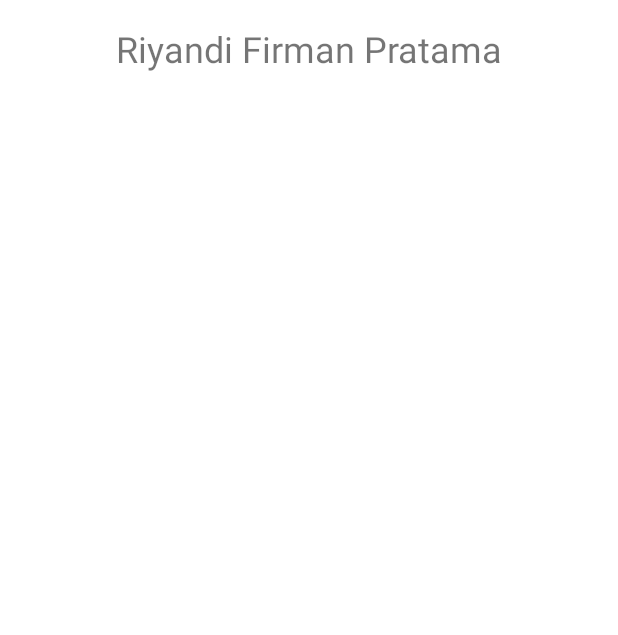
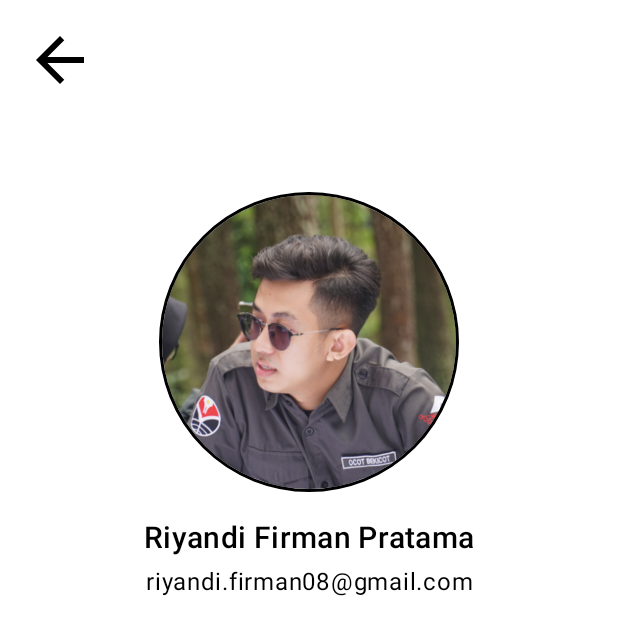
Before and after one commit to riyandifirman/my-valorant-agent-wiki, an Android app: the AboutPageActivity screen opened directly, with no data from a screen before it, on a phone screen of 412 x 824 dp. Shown: the top 635 px of the screen. Run offline under Robolectric (Android 15) with nearby library versions, the phone set to English and light mode, and no system bars; our stand-ins replace CircleImageView.

Commit message:
create about page layout

```diff
--- a/app/build.gradle
+++ b/app/build.gradle
@@ -38,6 +38,7 @@ dependencies {
     implementation 'androidx.appcompat:appcompat:1.6.1'
     implementation 'com.google.android.material:material:1.8.0'
     implementation 'androidx.constraintlayout:constraintlayout:2.1.4'
+    implementation 'de.hdodenhof:circleimageview:3.1.0'
     testImplementation 'junit:junit:4.13.2'
     androidTestImplementation 'androidx.test.ext:junit:1.1.5'
     androidTestImplementation 'androidx.test.espresso:espresso-core:3.5.1'
--- a/app/src/main/AndroidManifest.xml
+++ b/app/src/main/AndroidManifest.xml
@@ -15,7 +15,7 @@
             android:name=".DetailActivity"
             android:exported="false" />
         <activity
-            android:name=".AboutMeActivity"
+            android:name=".AboutPageActivity"
             android:exported="false"
             android:theme="@style/Theme.MyValorantAgentWiki.NoActionBar" />
         <activity
--- a/app/src/main/java/com/riyandifirman/myvalorantagentwiki/AboutMeActivity.kt
+++ b/app/src/main/java/com/riyandifirman/myvalorantagentwiki/AboutPageActivity.kt
@@ -3,9 +3,9 @@ package com.riyandifirman.myvalorantagentwiki
 import androidx.appcompat.app.AppCompatActivity
 import android.os.Bundle
 
-class AboutMeActivity : AppCompatActivity() {
+class AboutPageActivity : AppCompatActivity() {
     override fun onCreate(savedInstanceState: Bundle?) {
         super.onCreate(savedInstanceState)
-        setContentView(R.layout.activity_about_me)
+        setContentView(R.layout.activity_about_page)
     }
 }
--- a/app/src/main/java/com/riyandifirman/myvalorantagentwiki/MainActivity.kt
+++ b/app/src/main/java/com/riyandifirman/myvalorantagentwiki/MainActivity.kt
@@ -18,8 +18,8 @@ class MainActivity : AppCompatActivity() {
     }
 
     override fun onOptionsItemSelected(item: MenuItem): Boolean {
-        if (item.itemId == R.id.about_me) {
-            val intent = Intent(this, AboutMeActivity::class.java)
+        if (item.itemId == R.id.about_page) {
+            val intent = Intent(this, AboutPageActivity::class.java)
             startActivity(intent)
         }
         return super.onOptionsItemSelected(item)
--- /dev/null
+++ b/app/src/main/res/drawable/baseline_arrow_back_48.xml
@@ -0,0 +1,5 @@
+<vector android:autoMirrored="true" android:height="48dp"
+    android:tint="#000000" android:viewportHeight="24"
+    android:viewportWidth="24" android:width="48dp" xmlns:android="http://schemas.android.com/apk/res/android">
+    <path android:fillColor="@android:color/white" android:pathData="M20,11H7.83l5.59,-5.59L12,4l-8,8 8,8 1.41,-1.41L7.83,13H20v-2z"/>
+</vector>
--- a/app/src/main/res/layout/activity_about_me.xml
+++ /dev/null
@@ -1,20 +0,0 @@
-<?xml version="1.0" encoding="utf-8"?>
-<androidx.constraintlayout.widget.ConstraintLayout xmlns:android="http://schemas.android.com/apk/res/android"
-    xmlns:app="http://schemas.android.com/apk/res-auto"
-    xmlns:tools="http://schemas.android.com/tools"
-    android:layout_width="match_parent"
-    android:layout_height="match_parent"
-    tools:context=".AboutMeActivity">
-
-    <TextView
-        android:id="@+id/name"
-        android:layout_width="wrap_content"
-        android:layout_height="wrap_content"
-        android:layout_marginTop="16dp"
-        android:text="@string/name"
-        android:textSize="24sp"
-        app:layout_constraintEnd_toEndOf="parent"
-        app:layout_constraintStart_toStartOf="parent"
-        app:layout_constraintTop_toTopOf="parent" />
-
-</androidx.constraintlayout.widget.ConstraintLayout>
--- /dev/null
+++ b/app/src/main/res/layout/activity_about_page.xml
@@ -0,0 +1,52 @@
+<?xml version="1.0" encoding="utf-8"?>
+<androidx.constraintlayout.widget.ConstraintLayout xmlns:android="http://schemas.android.com/apk/res/android"
+    xmlns:app="http://schemas.android.com/apk/res-auto"
+    xmlns:tools="http://schemas.android.com/tools"
+    android:layout_width="match_parent"
+    android:layout_height="match_parent"
+    tools:context=".AboutPageActivity">
+
+    <ImageView
+        android:id="@+id/iv_back"
+        android:layout_width="wrap_content"
+        android:layout_height="wrap_content"
+        android:layout_marginStart="16dp"
+        android:layout_marginTop="16dp"
+        app:layout_constraintStart_toStartOf="parent"
+        app:layout_constraintTop_toTopOf="parent"
+        app:srcCompat="@drawable/baseline_arrow_back_48" />
+
+    <de.hdodenhof.circleimageview.CircleImageView
+        android:id="@+id/iv_profile"
+        android:layout_width="200dp"
+        android:layout_height="200dp"
+        android:layout_marginTop="64dp"
+        android:src="@drawable/ic_riyandi"
+        app:civ_border_color="#FF000000"
+        app:civ_border_width="2dp"
+        app:layout_constraintEnd_toEndOf="parent"
+        app:layout_constraintStart_toStartOf="parent"
+        app:layout_constraintTop_toBottomOf="@+id/iv_back" />
+
+    <TextView
+        android:id="@+id/tv_name"
+        android:layout_width="wrap_content"
+        android:layout_height="32dp"
+        android:layout_marginTop="16dp"
+        android:text="@string/name"
+        style="@style/Theme.TextHeadingPrimary"
+        app:layout_constraintEnd_toEndOf="parent"
+        app:layout_constraintStart_toStartOf="parent"
+        app:layout_constraintTop_toBottomOf="@+id/iv_profile" />
+
+    <TextView
+        android:id="@+id/tv_email"
+        style="@style/Theme.TextBody"
+        android:layout_width="wrap_content"
+        android:layout_height="32dp"
+        android:text="@string/email"
+        app:layout_constraintEnd_toEndOf="parent"
+        app:layout_constraintStart_toStartOf="parent"
+        app:layout_constraintTop_toBottomOf="@+id/tv_name" />
+
+</androidx.constraintlayout.widget.ConstraintLayout>
--- a/app/src/main/res/layout/activity_detail.xml
+++ b/app/src/main/res/layout/activity_detail.xml
@@ -4,4 +4,15 @@
     xmlns:tools="http://schemas.android.com/tools"
     android:layout_width="match_parent"
     android:layout_height="match_parent"
-    tools:context=".DetailActivity"/>
+    tools:context=".DetailActivity">
+
+    <ImageView
+        android:id="@+id/imageView3"
+        android:layout_width="wrap_content"
+        android:layout_height="wrap_content"
+        android:layout_marginStart="16dp"
+        android:layout_marginTop="16dp"
+        app:layout_constraintStart_toStartOf="parent"
+        app:layout_constraintTop_toTopOf="parent"
+        app:srcCompat="@drawable/baseline_arrow_back_48" />
+</androidx.constraintlayout.widget.ConstraintLayout>
--- a/app/src/main/res/menu/about_me.xml
+++ b/app/src/main/res/menu/about_me.xml
@@ -3,8 +3,8 @@
     xmlns:android="http://schemas.android.com/apk/res/android">
 
     <item
-        android:id="@+id/about_me"
+        android:id="@+id/about_page"
         android:icon="@drawable/ic_about_me"
-        android:title="@string/about_me"
+        android:title="@string/about_page"
         app:showAsAction="always" />
 </menu>
--- a/app/src/main/res/values/strings.xml
+++ b/app/src/main/res/values/strings.xml
@@ -1,5 +1,6 @@
 <resources>
     <string name="app_name">Valorant Agent Wiki</string>
-    <string name="about_me">About Me</string>
+    <string name="about_page">About Page</string>
     <string name="name">Riyandi Firman Pratama</string>
+    <string name="email">riyandi.firman08@gmail.com</string>
 </resources>
--- a/app/src/main/res/values/themes.xml
+++ b/app/src/main/res/values/themes.xml
@@ -32,4 +32,13 @@
         <item name="windowActionBar">false</item>
         <item name="windowNoTitle">true</item>
     </style>
+
+    <style name="Theme.TextHeadingPrimary" parent="TextAppearance.MaterialComponents.Headline6">
+        <item name="android:textColor">@color/black</item>
+    </style>
+
+    <style name="Theme.TextBody" parent="TextAppearance.MaterialComponents.Body1">
+        <item name="android:textColor">@color/black</item>
+    </style>
+
 </resources>
```
Also changed, not shown: app/src/main/res/drawable/ic_riyandi.png (added).
